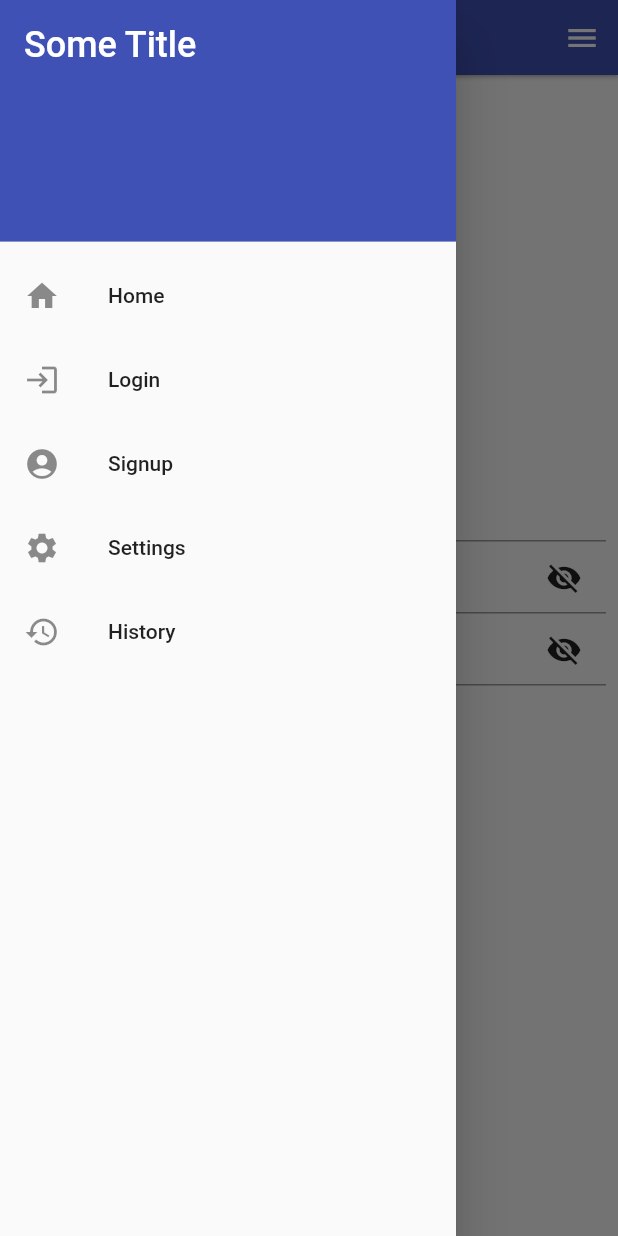
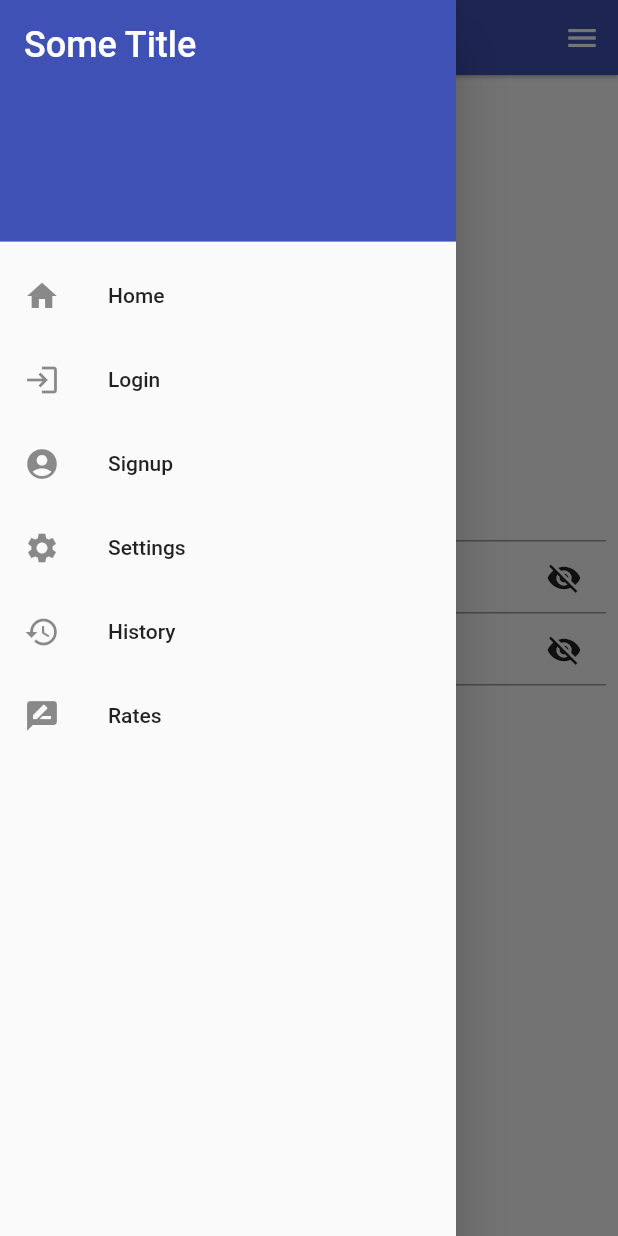
Before and after one commit to Randan/fancy-bills-app, a Flutter app: the SignUpScreen screen opened by its route, with the side drawer open, on a phone screen of 412 x 824 dp. Run offline on Flutter 3.47's test engine with Material 2 defaults, Android fonts, the phone set to English and light mode, and no system bars; our stand-ins replace email_validator, flutter_bloc, flutter_dotenv, fluttertoast.

Commit message:
rates cubit getting from api

```diff
--- a/lib/main.dart
+++ b/lib/main.dart
@@ -1,6 +1,8 @@
 import 'package:flutter/material.dart';
+import 'package:flutter_dotenv/flutter_dotenv.dart' as DotEnv;
 import './src/app.dart';
 
-void main() {
+Future main() async {
+  await DotEnv.load(fileName: ".env");
   runApp(App());
 }
--- a/lib/src/app.dart
+++ b/lib/src/app.dart
@@ -5,6 +5,7 @@ import './screens/Login.dart';
 import './screens/Signup.dart';
 import './screens/Settings.dart';
 import './screens/History.dart';
+import './screens/Rates.dart';
 
 class App extends StatelessWidget {
   @override
@@ -24,6 +25,7 @@ class App extends StatelessWidget {
         kLinkSettings: (BuildContext context) =>
             SettingsScreen(title: 'Settings'),
         kLinkHistory: (BuildContext context) => HistoryScreen(title: 'History'),
+        kLinkRates: (BuildContext context) => RatesScreen(title: 'Rates'),
       },
     );
   }
--- /dev/null
+++ b/lib/src/models/rates.dart
@@ -0,0 +1,16 @@
+class Rates {
+  String title;
+  num value;
+
+  Rates({
+    this.title,
+    this.value,
+  });
+
+  factory Rates.fromJson(Map<String, dynamic> json) {
+    return Rates(
+      title: json['title'],
+      value: json['value'],
+    );
+  }
+}
--- a/lib/src/screens/Login.dart
+++ b/lib/src/screens/Login.dart
@@ -65,6 +65,7 @@ class _LoginScreenState extends State<LoginScreen> {
   Widget emailField() {
     return TextFormField(
       autovalidateMode: AutovalidateMode.onUserInteraction,
+      keyboardType: TextInputType.emailAddress,
       decoration: InputDecoration(
         hintText: 'E-mail',
       ),
@@ -82,6 +83,7 @@ class _LoginScreenState extends State<LoginScreen> {
         Expanded(
           child: TextFormField(
             autovalidateMode: AutovalidateMode.onUserInteraction,
+            keyboardType: TextInputType.visiblePassword,
             decoration: InputDecoration(
               hintText: 'Password',
               contentPadding: EdgeInsets.only(
--- a/lib/src/screens/Signup.dart
+++ b/lib/src/screens/Signup.dart
@@ -68,6 +68,7 @@ class _SignUpScreenState extends State<SignUpScreen> {
   Widget emailField() {
     return TextFormField(
       autovalidateMode: AutovalidateMode.onUserInteraction,
+      keyboardType: TextInputType.emailAddress,
       decoration: InputDecoration(
         hintText: 'E-mail',
       ),
@@ -85,6 +86,7 @@ class _SignUpScreenState extends State<SignUpScreen> {
         Expanded(
           child: TextFormField(
             autovalidateMode: AutovalidateMode.onUserInteraction,
+            keyboardType: TextInputType.visiblePassword,
             decoration: InputDecoration(
               hintText: 'Password',
               contentPadding: EdgeInsets.only(
@@ -120,6 +122,7 @@ class _SignUpScreenState extends State<SignUpScreen> {
         Expanded(
           child: TextFormField(
             autovalidateMode: AutovalidateMode.onUserInteraction,
+            keyboardType: TextInputType.visiblePassword,
             decoration: InputDecoration(
               hintText: 'Password Confirmation',
               contentPadding: EdgeInsets.only(
--- /dev/null
+++ b/lib/src/services/rates/rates_api_provider.dart
@@ -0,0 +1,19 @@
+import 'dart:convert';
+import 'package:http/http.dart' as http;
+import 'package:flutter_dotenv/flutter_dotenv.dart';
+import '../../models/rates.dart';
+
+class RatesProvider {
+  Future<List<Rates>> getRates() async {
+    final response = await http.get('${env['API_URL']}/rates');
+
+    if (response.statusCode == 200) {
+      final List<dynamic> ratesJson = json.decode(response.body);
+
+      // return Rates.fromJson(ratesJson);
+      return ratesJson.map((json) => Rates.fromJson(json)).toList();
+    } else {
+      throw Exception('Error fetching rates');
+    }
+  }
+}
--- /dev/null
+++ b/lib/src/services/rates/rates_repository.dart
@@ -0,0 +1,8 @@
+import '../../models/rates.dart';
+import './rates_api_provider.dart';
+
+class RatesRepository {
+  RatesProvider _ratesProvider = RatesProvider();
+
+  Future<List<Rates>> getRates() => _ratesProvider.getRates();
+}
--- a/lib/src/utils/constants.dart
+++ b/lib/src/utils/constants.dart
@@ -16,6 +16,7 @@ final String kLinkLogin = '/login';
 final String kLinkSignup = '/signup';
 final String kLinkSettings = '/settings';
 final String kLinkHistory = '/history';
+final String kLinkRates = '/rates';
 
 // Sizes
 final double kGap = 8.0;
--- a/lib/src/widgets/drawer.dart
+++ b/lib/src/widgets/drawer.dart
@@ -62,6 +62,14 @@ class AppDrawer extends StatelessWidget {
                 Navigator.pushNamed(context, kLinkHistory);
               },
             ),
+            ListTile(
+              leading: Icon(Icons.rate_review),
+              title: Text('Rates'),
+              onTap: () {
+                Navigator.of(context).pop();
+                Navigator.pushNamed(context, kLinkRates);
+              },
+            ),
           ],
         ),
       ),
--- a/pubspec.yaml
+++ b/pubspec.yaml
@@ -19,6 +19,8 @@ dependencies:
   shared_preferences: ^0.5.12+4
   http: ^0.12.2
   fluttertoast: ^7.0.4
+  flutter_dotenv: ^3.1.0
+  after_layout: ^1.0.7+2
 
   cupertino_icons: ^1.0.0
 
@@ -30,6 +32,7 @@ flutter:
   uses-material-design: true
 
   assets:
+    - .env
     - lib/assets/mocked_data/
   #   - images/a_dot_burr.jpeg
   #   - images/a_dot_ham.jpeg
```
Also changed, not shown: lib/src/cubit/history/history_state.dart (added, +16 -0 lines), lib/src/cubit/rates/rates_cubit.dart (added, +21 -0 lines), lib/src/cubit/rates/rates_state.dart (added, +18 -0 lines), lib/src/models/meters_data.dart (added, +22 -0 lines), lib/src/screens/Rates.dart (added, +127 -0 lines), lib/src/widgets/card.dart (added, +23 -0 lines), lib/src/cubit/history/history_cubit.dart (added), pubspec.lock, 1 other file.
